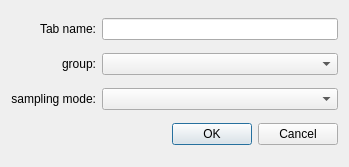
Above: Src/QtOverride/addcharttabdialog.ui from SuperLiaohy/MemRW before the change. Below: the same form after it.
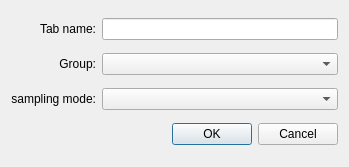
That is the form after the change.

The edit to the form file:
```diff
--- a/Src/QtOverride/addcharttabdialog.ui
+++ b/Src/QtOverride/addcharttabdialog.ui
@@ -33,7 +33,7 @@
    <item row="1" column="0">
     <widget class="QLabel" name="groupLabel">
      <property name="text">
-      <string>group:</string>
+      <string>Group:</string>
      </property>
      <property name="alignment">
       <set>Qt::AlignRight|Qt::AlignTrailing|Qt::AlignVCenter</set>
```
